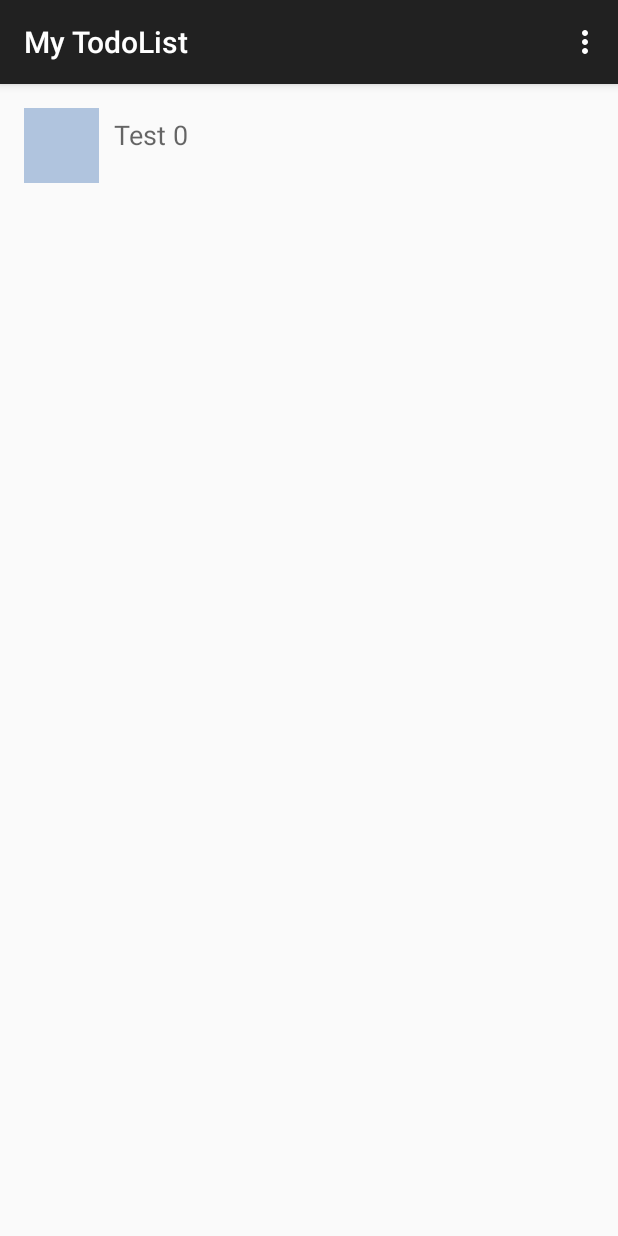
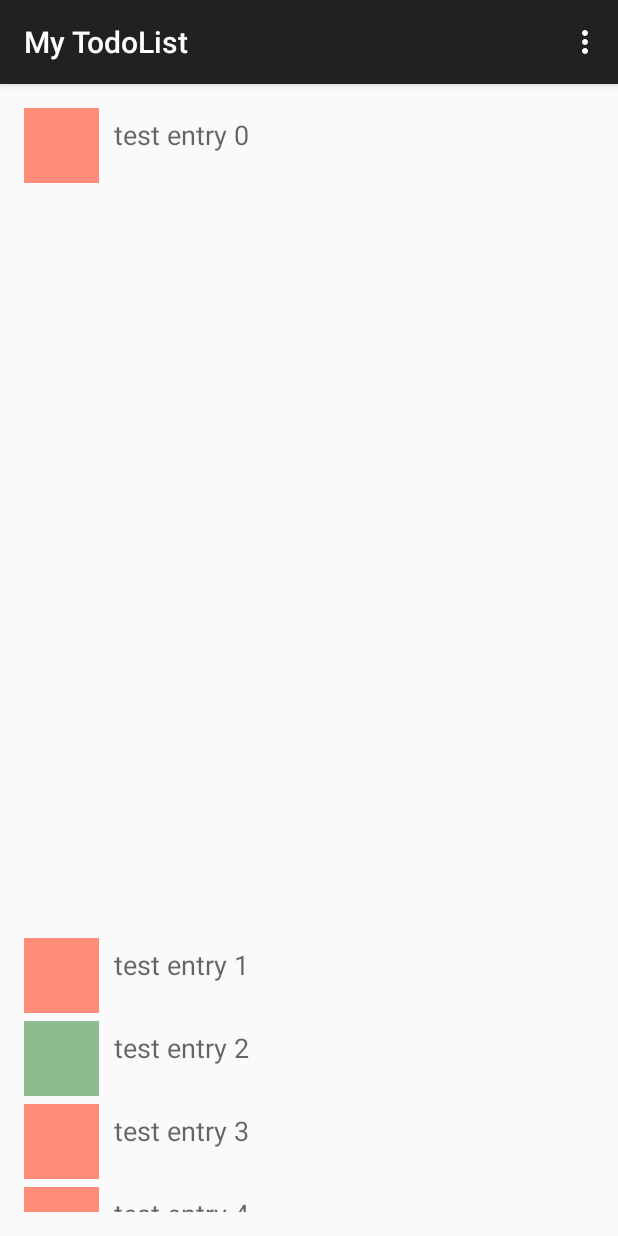
Before and after one commit to sivasantosh/My-Todolist, an Android app: the screen it shows after launch (MainActivity), on a phone screen of 412 x 824 dp. Run offline under Robolectric (Android 15) with nearby library versions, the phone set to English and light mode, and no system bars.

Commit message:
added Entry class. changed recyclerview accordingly.

```diff
--- a/app/src/main/java/com/example/mytodolist/MainActivity.java
+++ b/app/src/main/java/com/example/mytodolist/MainActivity.java
@@ -13,25 +13,23 @@ import android.widget.ImageView;
 import android.widget.TextView;
 
 import java.util.ArrayList;
-import java.util.List;
 
 public class MainActivity extends AppCompatActivity {
-
     @Override
     protected void onCreate(Bundle savedInstanceState) {
         super.onCreate(savedInstanceState);
         setContentView(R.layout.activity_main);
 
-        ArrayList<String> data = new ArrayList<String>();
-        for (int i = 0; i < 5; i++) {
-            data.add("Test "+i);
+        ArrayList<Entry> dataset = new ArrayList<Entry>();
+        for (int i = 0; i < 10; i++) {
+            dataset.add(new Entry("test entry "+i, (int) Math.floor(Math.random() * 3)));
         }
 
         RecyclerView r = (RecyclerView) findViewById(R.id.todolistView);
 
         r.setLayoutManager(new LinearLayoutManager(this));
 
-        r.setAdapter(new MyAdapter(data));
+        r.setAdapter(new MyAdapter(dataset));
     }
 
     @Override
@@ -57,8 +55,18 @@ public class MainActivity extends AppCompatActivity {
     }
 }
 
+class Entry {
+    String text;
+    int marked;
+
+    Entry (String t, int m) {
+        text = t;
+        marked = m;
+    }
+}
+
 class MyAdapter extends RecyclerView.Adapter<MyAdapter.ViewHolder> {
-    ArrayList<String> dataset;
+    ArrayList<Entry> dataset;
 
     class ViewHolder extends RecyclerView.ViewHolder {
         ImageView imageView;
@@ -71,7 +79,7 @@ class MyAdapter extends RecyclerView.Adapter<MyAdapter.ViewHolder> {
         }
     }
 
-    MyAdapter (ArrayList<String> data) {
+    MyAdapter (ArrayList<Entry> data) {
         dataset = data;
     }
 
@@ -84,9 +92,23 @@ class MyAdapter extends RecyclerView.Adapter<MyAdapter.ViewHolder> {
 
     @Override
     public void onBindViewHolder(ViewHolder viewHolder, int i) {
-        final String entry = dataset.get(i);
-        viewHolder.textView.setText(entry);
-        viewHolder.imageView.setImageResource(R.drawable.mark_do);
+        Entry e = dataset.get(i);
+        viewHolder.textView.setText(e.text);
+
+        int m;
+        switch (e.marked) {
+            case 1:
+                m = R.drawable.mark_done;
+                break;
+            case 2:
+                m = R.drawable.mark_imp;
+                break;
+            default:
+                m = R.drawable.mark_do;
+                break;
+        }
+
+        viewHolder.imageView.setImageResource(m);
     }
 
     @Override
```
